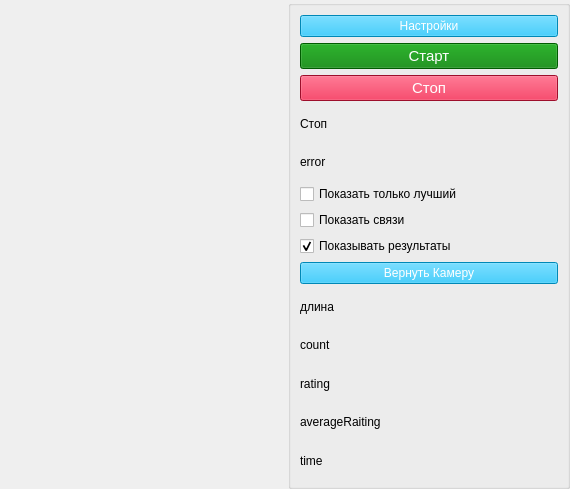
Old version of the form scene/mainwindow.ui in the repository Gid32/ProteinFolding.
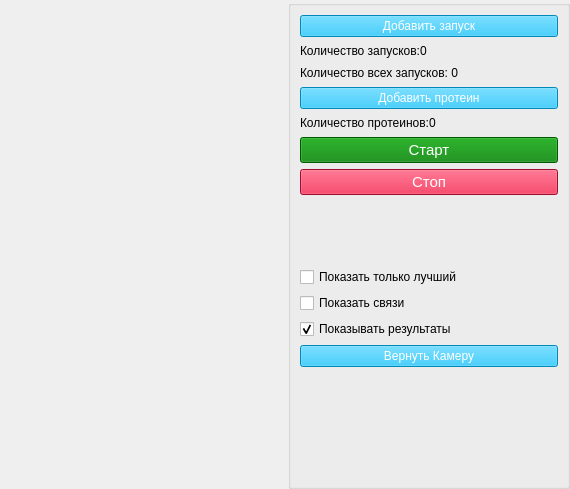
New version of the form.

```diff
--- a/scene/mainwindow.ui
+++ b/scene/mainwindow.ui
@@ -78,7 +78,38 @@
              <string notr="true">color:white;background-color:#00BFFF;font-size:12px</string>
             </property>
             <property name="text">
-             <string>Настройки</string>
+             <string>Добавить запуск</string>
+            </property>
+           </widget>
+          </item>
+          <item>
+           <widget class="QLabel" name="countLaunches">
+            <property name="text">
+             <string>Количество запусков:0</string>
+            </property>
+           </widget>
+          </item>
+          <item>
+           <widget class="QLabel" name="fullCounLaunch">
+            <property name="text">
+             <string>Количество всех запусков: 0</string>
+            </property>
+           </widget>
+          </item>
+          <item>
+           <widget class="QPushButton" name="addProtein">
+            <property name="styleSheet">
+             <string notr="true">color:white;background-color:#00BFFF;font-size:12px</string>
+            </property>
+            <property name="text">
+             <string>Добавить протеин</string>
+            </property>
+           </widget>
+          </item>
+          <item>
+           <widget class="QLabel" name="countProtein">
+            <property name="text">
+             <string>Количество протеинов:0</string>
             </property>
            </widget>
           </item>
@@ -102,17 +133,24 @@
             </property>
            </widget>
           </item>
+          <item>
+           <widget class="QLabel" name="currentLaunch">
+            <property name="text">
+             <string/>
+            </property>
+           </widget>
+          </item>
           <item>
            <widget class="QLabel" name="status">
             <property name="text">
-             <string>Стоп</string>
+             <string/>
             </property>
            </widget>
           </item>
           <item>
            <widget class="QLabel" name="error">
             <property name="text">
-             <string>error</string>
+             <string/>
             </property>
            </widget>
           </item>
@@ -156,21 +194,21 @@
           <item>
            <widget class="QLabel" name="proteinLength">
             <property name="text">
-             <string>длина</string>
+             <string/>
             </property>
            </widget>
           </item>
           <item>
            <widget class="QLabel" name="countConvolution">
             <property name="text">
-             <string>count</string>
+             <string/>
             </property>
            </widget>
           </item>
           <item>
            <widget class="QLabel" name="rating">
             <property name="text">
-             <string>rating</string>
+             <string/>
             </property>
             <property name="scaledContents">
              <bool>true</bool>
@@ -180,14 +218,14 @@
           <item>
            <widget class="QLabel" name="avarageRating">
             <property name="text">
-             <string>averageRaiting</string>
+             <string/>
             </property>
            </widget>
           </item>
           <item>
            <widget class="QLabel" name="bestTime">
             <property name="text">
-             <string>time</string>
+             <string/>
             </property>
             <property name="scaledContents">
              <bool>true</bool>
```
